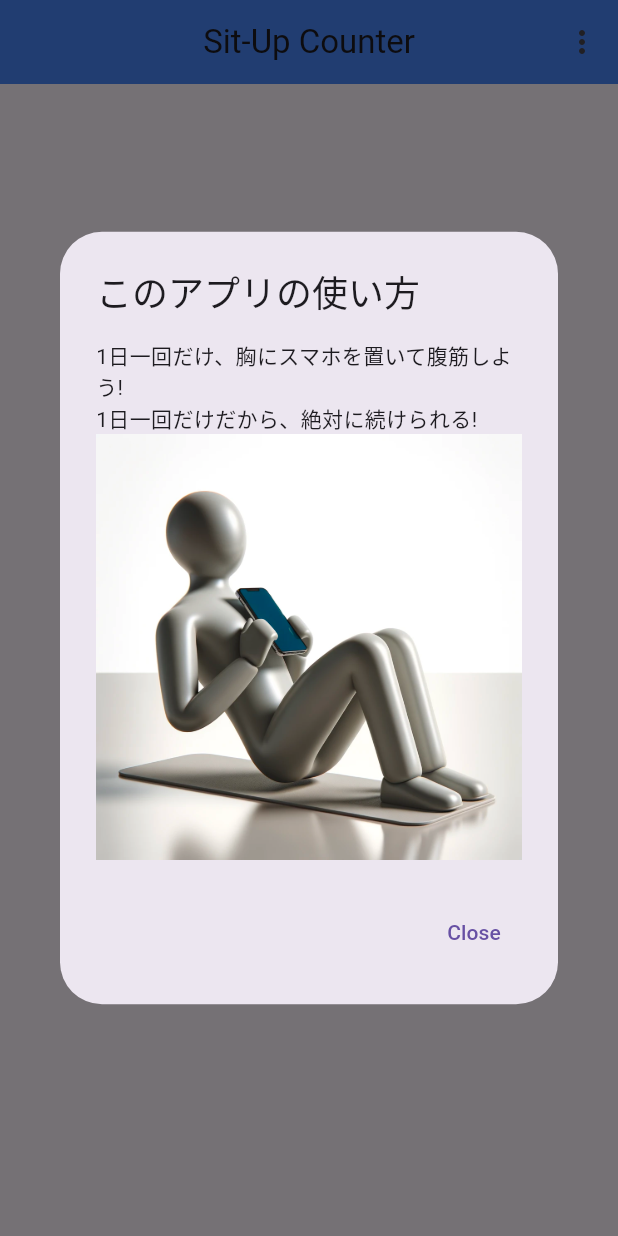
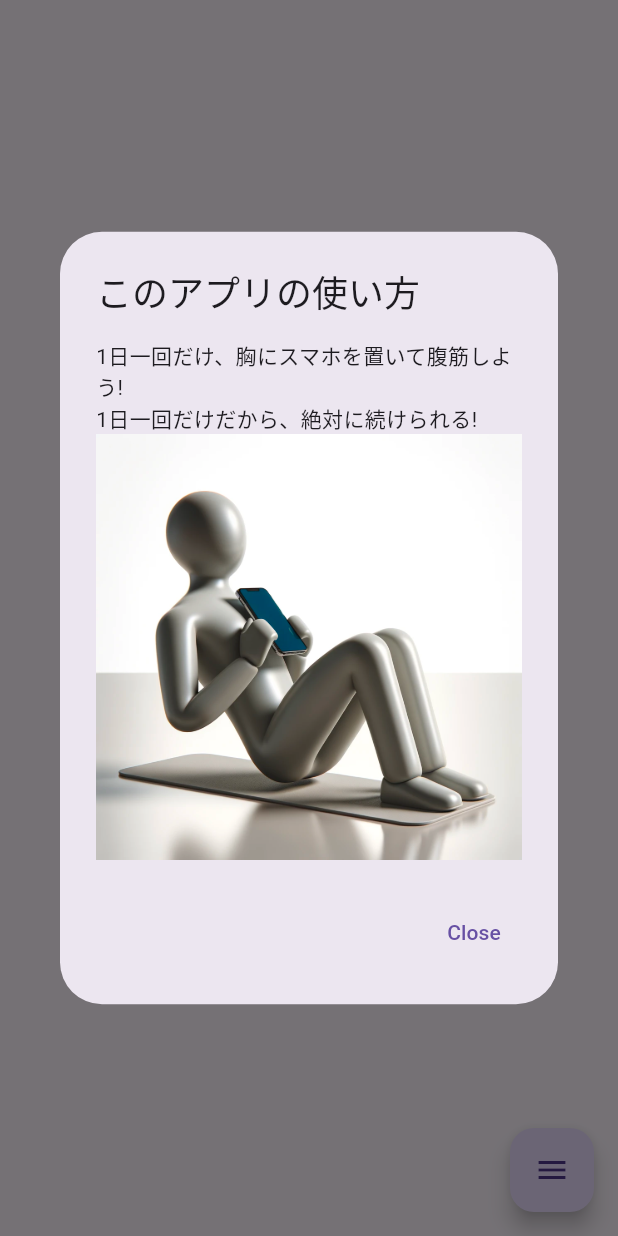
Before and after one commit to theMistletoe/only-one-sit-up, a Flutter app: the screen it shows after launch, on a phone screen of 412 x 824 dp. Run offline on Flutter 3.47's test engine with Material 3 defaults, Android fonts, the phone set to English and light mode, and no system bars; our stand-ins replace confetti, csv, file_picker, sensors_plus, share_plus, shared_preferences and 2 more; accounts and stored records are empty.

Commit message:
Refactor menu button in main.dart

```diff
--- a/lib/main.dart
+++ b/lib/main.dart
@@ -302,25 +302,22 @@ class _MyHomePageState extends State<MyHomePage> {
     // Added ThemeData for consistent styling throughout the app
     return MaterialApp(
       home: Scaffold(
-        appBar: AppBar(
-          title: Text(widget.title),
-          elevation: 4.0,
-          centerTitle: true,
-          backgroundColor: Colors.blueAccent,
-          actions: <Widget>[
-            PopupMenuButton<String>(
+        floatingActionButton: FloatingActionButton(
+          onPressed:
+              () {}, // This needs to be specified, but we'll handle menu opening differently
+          child: PopupMenuButton<String>(
             onSelected: handleMenuSelection,
             itemBuilder: (BuildContext context) {
-                return {'Export to CSV', 'Import from CSV'}
-                    .map((String choice) {
+              return {'Export to CSV', 'Import from CSV'}.map((String choice) {
                 return PopupMenuItem<String>(
                   value: choice,
                   child: Text(choice),
                 );
               }).toList();
             },
+            icon: const Icon(Icons.menu),
+            tooltip: 'Menu',
           ),
-          ],
         ),
         body: SafeArea(
           child: Padding(
```
Lines whose indentation alone changed are shown as unchanged.
